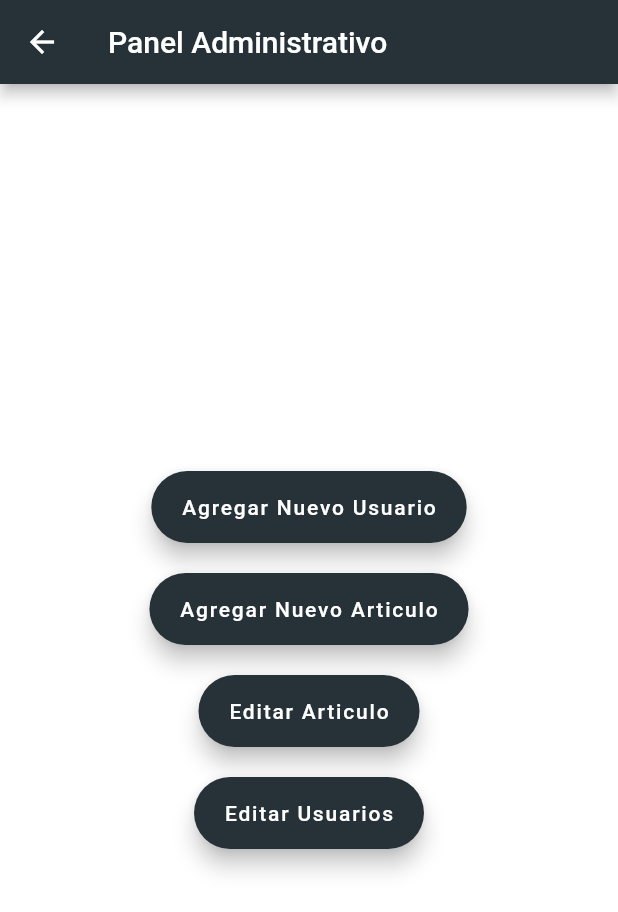
After one commit to AleMancilla/taller-272-blog, a Flutter app: the AdminPage screen opened directly, on a phone screen of 412 x 824 dp. The commit adds this screen. Shown: the top 912 px of the screen. Run offline on Flutter 3.47's test engine with Material 2 defaults, Android fonts, the light colour scheme and no system bars; our stand-ins replace cloud_firestore, firebase_core, shared_preferences; missing offline and left inert: status_alert; accounts and stored records are empty.

Commit message:
admin page

```diff
--- /dev/null
+++ b/lib/admin/presentation/pages/admin_page.dart
@@ -0,0 +1,53 @@
+import 'package:blog_taller_base_de_datos/admin/presentation/pages/create_user_page.dart';
+import 'package:blog_taller_base_de_datos/article/presentation/pages/create_article_page.dart';
+import 'package:blog_taller_base_de_datos/core/utils.dart';
+import 'package:flutter/material.dart';
+
+class AdminPage extends StatelessWidget {
+  const AdminPage({Key? key}) : super(key: key);
+
+  @override
+  Widget build(BuildContext context) {
+    return Scaffold(
+      backgroundColor: Colors.white,
+      appBar: AppBar(
+        backgroundColor: Colors.blueGrey[900],
+        title: const Text('Panel Administrativo'),
+      ),
+      body: Center(
+        child: Column(
+          mainAxisAlignment: MainAxisAlignment.center,
+          children: [
+            FloatingActionButton.extended(
+              onPressed: () {
+                openPage(context, CreateUserPage());
+              },
+              backgroundColor: Colors.blueGrey[900],
+              label: Text('Agregar Nuevo Usuario'),
+            ),
+            SizedBox(height: 20),
+            FloatingActionButton.extended(
+              backgroundColor: Colors.blueGrey[900],
+              onPressed: () {
+                openPage(context, CreateArticlePage());
+              },
+              label: Text('Agregar Nuevo Articulo'),
+            ),
+            SizedBox(height: 20),
+            FloatingActionButton.extended(
+              backgroundColor: Colors.blueGrey[900],
+              onPressed: () {},
+              label: Text('Editar Articulo'),
+            ),
+            SizedBox(height: 20),
+            FloatingActionButton.extended(
+              backgroundColor: Colors.blueGrey[900],
+              onPressed: () {},
+              label: Text('Editar Usuarios'),
+            ),
+          ],
+        ),
+      ),
+    );
+  }
+}
--- a/lib/admin/presentation/widget/template/template_create_user.dart
+++ b/lib/admin/presentation/widget/template/template_create_user.dart
@@ -24,7 +24,7 @@ class TemplateCreateUser extends StatelessWidget {
       child: Column(
         mainAxisSize: MainAxisSize.min,
         children: [
-          const AtomTextTitle(title: "CREATE USER"),
+          const AtomTextTitle(title: "CREAR USUARIO"),
           AtomInputText(
             controller: controllerUser,
             labelText: 'Usuario',
--- a/lib/article/data/datasource/read_articles_firestore_datasource.dart
+++ b/lib/article/data/datasource/read_articles_firestore_datasource.dart
@@ -8,9 +8,9 @@ class ReadArticlesFirestoreDatasource {
     await articles.get().then((QuerySnapshot querySnapshot) {
       for (var doc in querySnapshot.docs) {
         ArticleModel articleModel = ArticleModel(
-          title: doc['description'],
-          description: doc['imageURL'],
-          imageURL: doc['title'],
+          title: doc['title'],
+          description: doc['description'],
+          imageURL: doc['imageURL'],
         );
         listArticle.add(articleModel);
       }
--- a/lib/article/presentation/pages/home_page.dart
+++ b/lib/article/presentation/pages/home_page.dart
@@ -76,6 +76,9 @@ class _HomePageState extends State<HomePage> {
   }
 
   List<Widget> getListArticle() {
-    return listArticle.map((e) => ItemArticle(articleModel: e)).toList();
+    return listArticle.map((e) {
+      print(' ---- ${e.title} -- ${e.imageURL}');
+      return ItemArticle(articleModel: e);
+    }).toList();
   }
 }
--- a/lib/core/utils.dart
+++ b/lib/core/utils.dart
@@ -2,9 +2,9 @@ import 'package:flutter/material.dart';
 import 'package:status_alert/status_alert.dart';
 
 void openPage(BuildContext context, Widget page) {
-  Navigator.push<void>(
+  Navigator.push(
     context,
-    MaterialPageRoute<void>(
+    MaterialPageRoute(
       builder: (BuildContext context) => page,
     ),
   );
```
Also changed, not shown: lib/article/presentation/widgets/template/personalized_app_bar.dart (+43 -6 lines).
